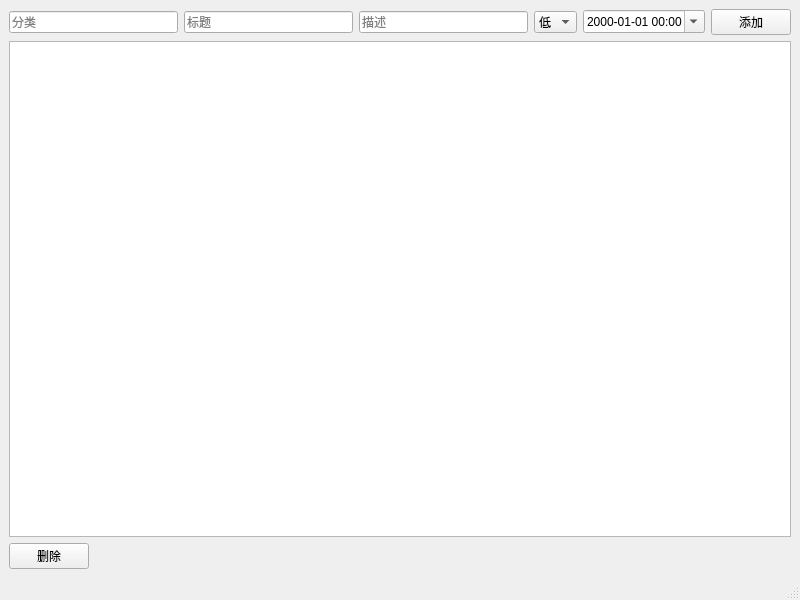
This is src/widget/mainwindow.ui in HEX9CF/todo-list as Qt 5 draws it before an edit. The edited form follows.
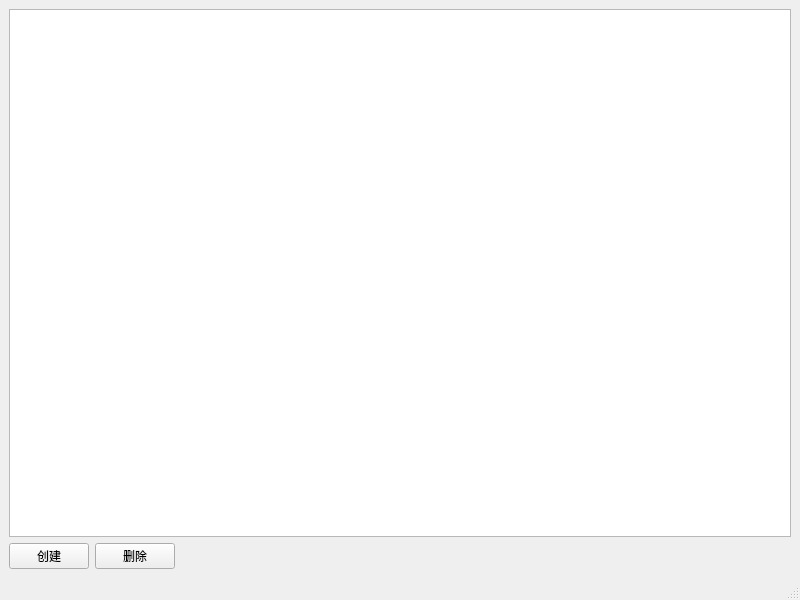
This is the edited form.

Commit message: 添加待办事项对话框，重构主窗口以支持新功能，更新相关 UI 和逻辑

```diff
--- a/src/widget/mainwindow.ui
+++ b/src/widget/mainwindow.ui
@@ -15,67 +15,6 @@
   </property>
   <widget class="QWidget" name="centralwidget">
    <layout class="QVBoxLayout" name="verticalLayout">
-    <item>
-     <layout class="QHBoxLayout" name="inputLayout">
-      <item>
-       <widget class="QLineEdit" name="categoryInput">
-        <property name="placeholderText">
-         <string>分类</string>
-        </property>
-       </widget>
-      </item>
-      <item>
-       <widget class="QLineEdit" name="titleInput">
-        <property name="placeholderText">
-         <string>标题</string>
-        </property>
-       </widget>
-      </item>
-      <item>
-       <widget class="QLineEdit" name="descriptionInput">
-        <property name="placeholderText">
-         <string>描述</string>
-        </property>
-       </widget>
-      </item>
-      <item>
-       <widget class="QComboBox" name="priorityInput">
-        <item>
-         <property name="text">
-          <string>低</string>
-         </property>
-        </item>
-        <item>
-         <property name="text">
-          <string>中</string>
-         </property>
-        </item>
-        <item>
-         <property name="text">
-          <string>高</string>
-         </property>
-        </item>
-       </widget>
-      </item>
-      <item>
-       <widget class="QDateTimeEdit" name="deadlineInput">
-        <property name="displayFormat">
-         <string>yyyy-MM-dd HH:mm</string>
-        </property>
-        <property name="calendarPopup">
-         <bool>true</bool>
-        </property>
-       </widget>
-      </item>
-      <item>
-       <widget class="QPushButton" name="addButton">
-        <property name="text">
-         <string>添加</string>
-        </property>
-       </widget>
-      </item>
-     </layout>
-    </item>
     <item>
      <widget class="QTableWidget" name="todoTableWidget">
       <property name="selectionBehavior">
@@ -85,6 +24,13 @@
     </item>
     <item>
      <layout class="QHBoxLayout" name="actionLayout">
+      <item>
+       <widget class="QPushButton" name="createButton">
+        <property name="text">
+         <string>创建</string>
+        </property>
+       </widget>
+      </item>
       <item>
        <widget class="QPushButton" name="deleteButton">
         <property name="text">
```
The commit also changes 7 other files.
